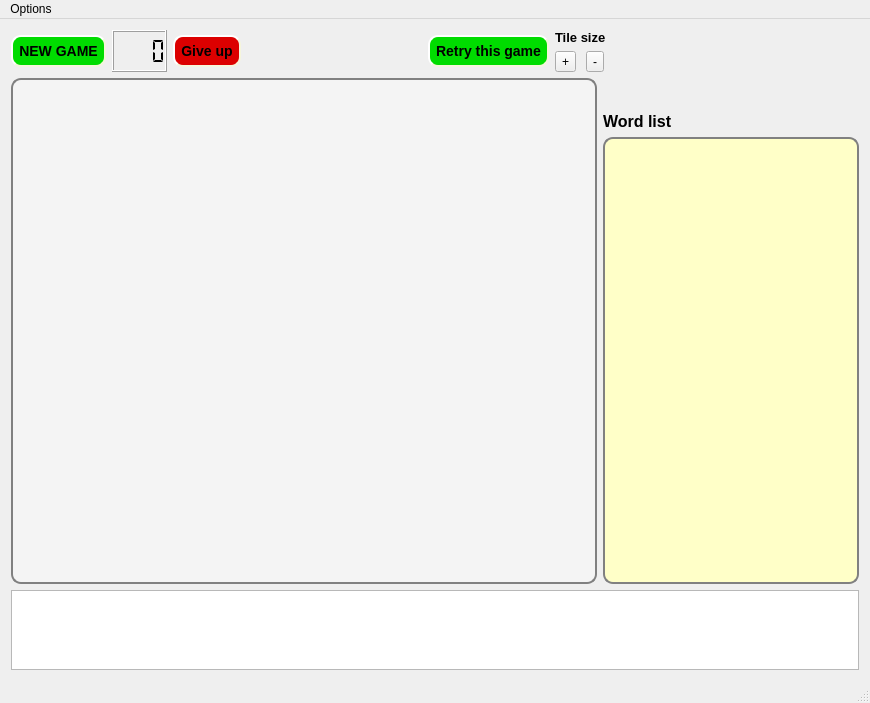
First picture: the form in wordgrids/mainwindow.ui, repository domino14/aerolithdesktop, before the edit.
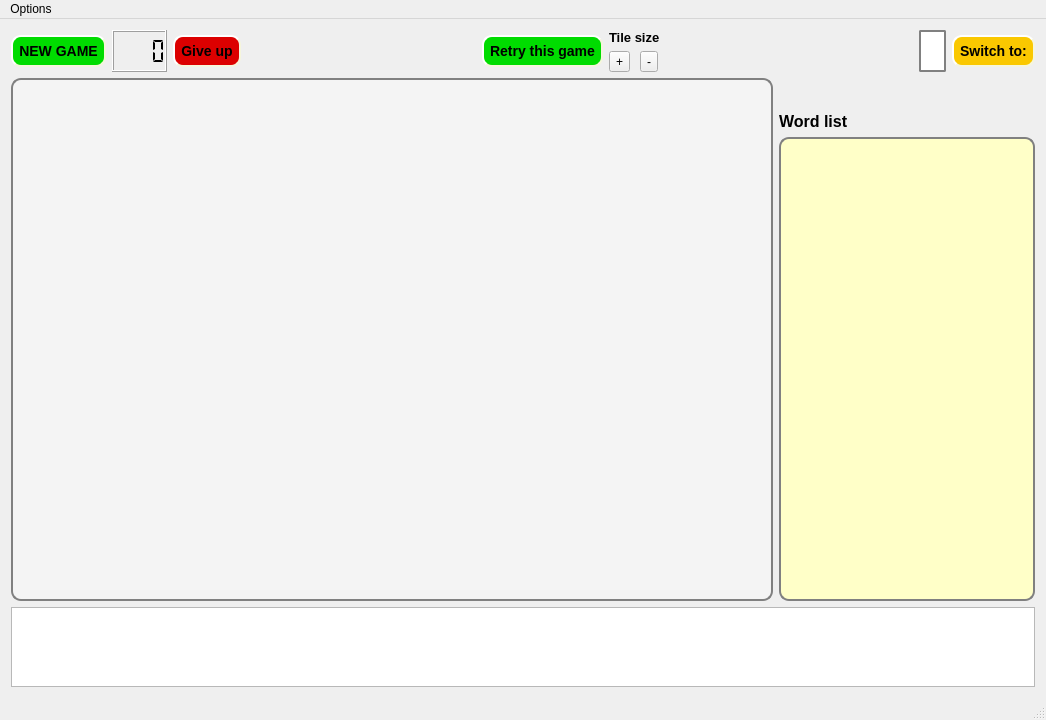
Second picture: the form after the edit. Custom widgets are drawn as their Qt base class.

Commit message: Sent to Joe Edley. This has an all new game - WordDash + old game is now WordStruck.

What changed in the file:
```diff
--- a/wordgrids/mainwindow.ui
+++ b/wordgrids/mainwindow.ui
@@ -6,8 +6,8 @@
    <rect>
     <x>0</x>
     <y>0</y>
-    <width>870</width>
-    <height>703</height>
+    <width>1046</width>
+    <height>720</height>
    </rect>
   </property>
   <property name="windowTitle">
@@ -163,6 +163,50 @@
         </property>
        </spacer>
       </item>
+      <item>
+       <widget class="QLabel" name="labelCurrentGame">
+        <property name="styleSheet">
+         <string notr="true"> QLabel {
+     border: 2px solid gray;
+     border-radius: 2px;
+     padding: 0 8px;
+     background: white;
+     selection-background-color: darkgray;
+	font: bold 12px;
+ }</string>
+        </property>
+        <property name="text">
+         <string/>
+        </property>
+       </widget>
+      </item>
+      <item>
+       <widget class="QPushButton" name="pushButtonSwitchGame">
+        <property name="styleSheet">
+         <string notr="true"> QPushButton {
+     background-color: rgb(250,200, 0);
+     border-style: outset;
+     border-width: 2px;
+     border-radius: 10px;
+     border-color: beige;
+     font: bold 14px;
+     min-width: 5em;
+     padding: 6px;
+ }
+QPushButton:disabled{
+	background-color: rgb(50, 0, 0);
+	color: rgb(100, 100, 100);
+}
+ QPushButton:pressed {
+     background-color: rgb(100, 0, 0);
+     border-style: inset;
+ } </string>
+        </property>
+        <property name="text">
+         <string>Switch to:</string>
+        </property>
+       </widget>
+      </item>
      </layout>
     </item>
     <item row="1" column="0" rowspan="3">
@@ -258,7 +302,7 @@
     <rect>
      <x>0</x>
      <y>0</y>
-     <width>870</width>
+     <width>1046</width>
      <height>20</height>
     </rect>
    </property>
```
The commit also changes 3 other files.
